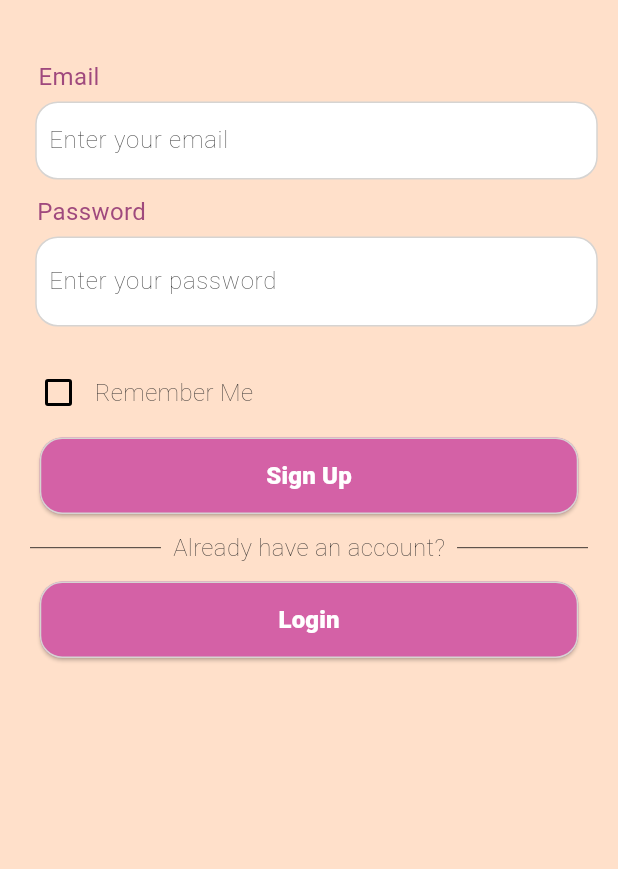
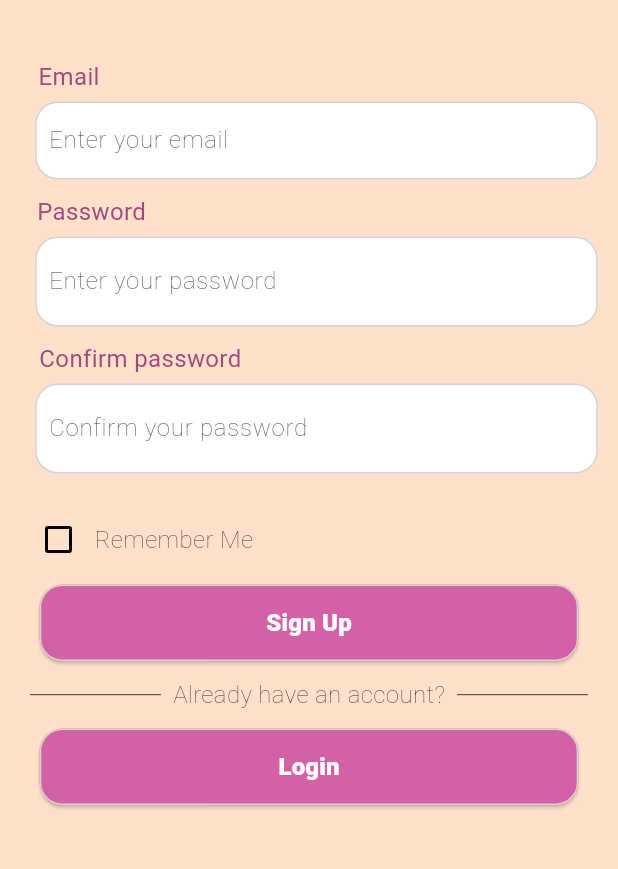
Before and after one commit to mayasaltzman/FNGR, a Flutter app: the CreateAccount screen opened directly, on a phone screen of 412 x 824 dp, the part 365-1234 px from its top. Run offline on Flutter 3.47's test engine with Material 3 defaults, Android fonts, the phone set to English and light mode, and no system bars; our stand-ins replace auto_size_text, cloud_firestore, firebase_auth, firebase_core, geocoding, geolocator and 2 more; missing offline and left inert: flutter_chat_core, flutter_chat_ui; accounts and stored records are empty; Roboto replaces fonts that are missing (Gilroy-bold).

Commit message:
add confirm password variable to create account

```diff
--- a/lib/pages/auth/create_account.dart
+++ b/lib/pages/auth/create_account.dart
@@ -57,6 +57,7 @@ class _CreateAccountState extends State<CreateAccount> {
   final FirebaseService firebaseService = FirebaseService();
   final TextEditingController _emailController = TextEditingController();
   final TextEditingController _passwordController  = TextEditingController();
+  final TextEditingController _confirmPasswordController  = TextEditingController();
   bool isLoading = false;
   bool rememberMe = false;
 
@@ -183,6 +184,32 @@ class _CreateAccountState extends State<CreateAccount> {
             ),
 
 //add confirm password here?
+            Padding(
+              padding: const EdgeInsets.only(right: 225, top: 10),
+              child: Text(
+                'Confirm password',
+                style: ProfileStyles.instructionText,
+              ),
+            ),
+
+            Padding(
+              padding: const EdgeInsets.only(left: 10, top: 5),
+              child: Container(
+                decoration: ProfileStyles.boxDecoration,
+                padding: ProfileStyles.boxPadding,
+                width: ProfileStyles.containerWidth,
+                child: TextField(
+                  controller: _confirmPasswordController,
+                  style: ProfileStyles.boxText,
+                  obscureText: true,
+                  decoration: InputDecoration(
+                    border: InputBorder.none,
+                    labelText: 'Confirm your password',
+                    labelStyle: ProfileStyles.boxText,
+                  ),
+                ),
+              ),
+            ),
 
             Padding(
               padding: const EdgeInsets.only(top: 20, left: 15),
--- a/lib/pages/auth/login_page.dart
+++ b/lib/pages/auth/login_page.dart
@@ -265,7 +265,7 @@ class _LoginState extends State<LoginPage> {
                     Navigator.push(context, MaterialPageRoute(builder: (context) => const CreateAccount()));
                   },
                   child: Text(
-                    'Sing Up',
+                    'Sign Up',
                     style: ProfileStyles.buttonText,
                   ),
                 ),
```
